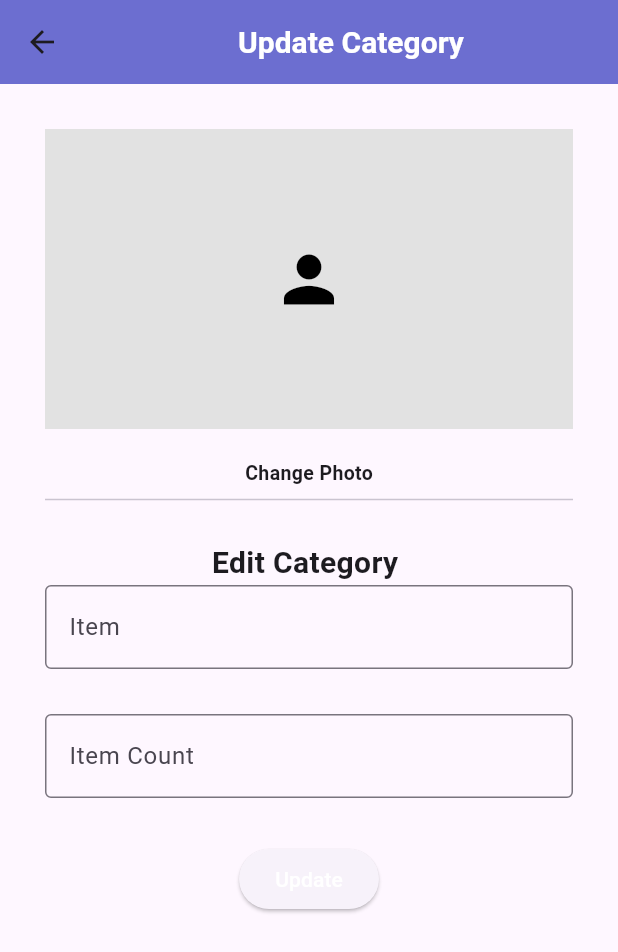
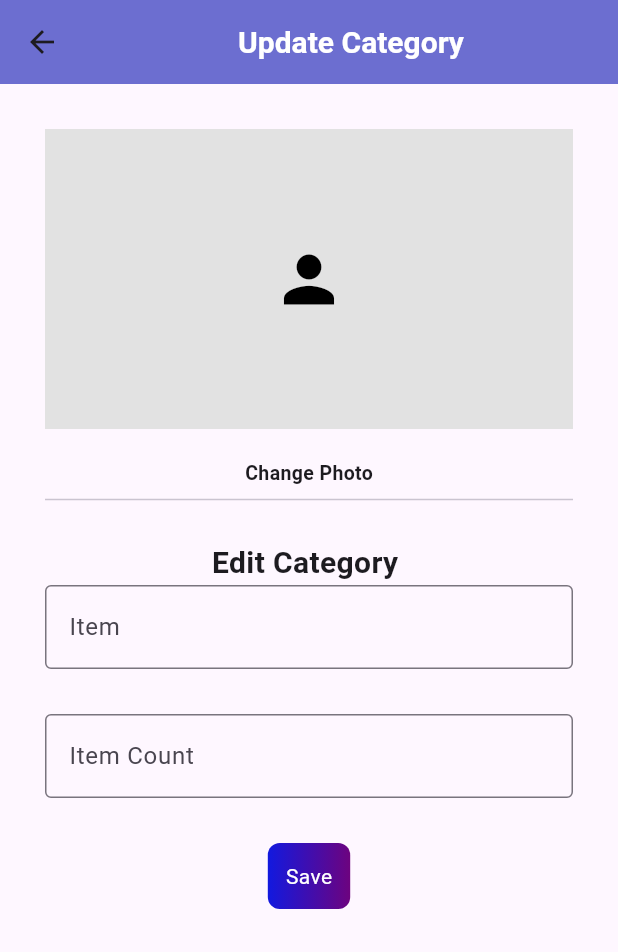
Before and after one commit to vibintomy/WareWise-Flutter, a Flutter app: the Editcategory screen opened directly with empty values, on a phone screen of 412 x 824 dp. Shown: the top 952 px of the screen. Run offline on Flutter 3.47's test engine with Material 3 defaults, Android fonts, the phone set to English and light mode, and no system bars; our stand-ins replace fl_chart, flutter_slidable, flutter_spinkit, hive, hive_flutter, image_picker and 2 more; accounts and stored records are empty.

Commit message:
update 0.1

```diff
--- a/lib/screens/account/editprofile.dart
+++ b/lib/screens/account/editprofile.dart
@@ -208,7 +208,7 @@ class _EditprofileState extends State<Editprofile> {
                     gradient: const LinearGradient( begin: Alignment.centerLeft,
                     end: Alignment.centerRight,
                       colors: [
-                       const Color.fromARGB(255, 18, 25, 223),
+                        Color.fromARGB(255, 18, 25, 223),
                        Color.fromARGB(255, 109, 3, 127)
                     ]),
 
@@ -238,7 +238,7 @@ class _EditprofileState extends State<Editprofile> {
     final mail = mailcontroller.text.trim();
     final password = passwordcontroller.text.trim();
     final id = widget.data.id;
-    print(id);
+
     if (name.isEmpty || mail.isEmpty || password.isEmpty) {
       return;
     }
--- a/lib/screens/category/editcategory.dart
+++ b/lib/screens/category/editcategory.dart
@@ -142,20 +142,34 @@ class _EditcategoryState extends State<Editcategory> {
                   const SizedBox(
                     height: 30,
                   ),
-                  ElevatedButton(
-                    // style: ElevatedButton.styleFrom(primary:Color.fromARGB(
-                    //                                     255, 108, 110, 208)),
-                    onPressed: () {
+                  InkWell(
+                      hoverColor: const Color.fromARGB(255, 78, 2, 92),
+                      focusColor: Colors.blue,
+                  onTap: () {
                     if (_formKey.currentState!.validate()) {
                         buttonclicked();
                         Navigator.pop(context, true);
                       }
                        },
+                 child: Container(
+                padding: const EdgeInsets.all(12.0),
+                   decoration: BoxDecoration(
+                    gradient: const LinearGradient( begin: Alignment.centerLeft,
+                    end: Alignment.centerRight,
+                      colors: [
+                       Color.fromARGB(255, 18, 25, 223),
+                       Color.fromARGB(255, 109, 3, 127)
+                    ]),
+
+                     borderRadius: BorderRadius.circular(8.0),
+                     ),
                    child: const Text(
-                      'Update',
+                 'Save',
                     style: TextStyle(color: Colors.white),
                ),
            ),
+          ),
+
                 ],
               ),
             ),
@@ -169,7 +183,7 @@ class _EditcategoryState extends State<Editcategory> {
   final item = itemcontroller1.text.trim();
   final itemcount = itemcountcontroller2.text.trim();
   final id = widget.data.id1;
-  print(id);
+
   if (item.isEmpty || itemcount.isEmpty) {
     return;
   }
@@ -178,7 +192,6 @@ class _EditcategoryState extends State<Editcategory> {
     itemcount: itemcount,
     image: image?.path ?? '',
   );
-  await editdetails2(id!, editing1); // Wait for the editing process to complete
-  print('data edited');
+  await editdetails2(id!, editing1);
 }
 }
--- a/pubspec.yaml
+++ b/pubspec.yaml
@@ -38,7 +38,7 @@ dependencies:
     sdk: flutter
   flutter_slidable: ^3.0.1
   flutter_spinkit: ^5.2.1
-  flutter_webview_plugin: ^0.4.0
+  webview_flutter: ^4.10.0
   google_nav_bar: ^5.0.6
   hive_flutter: ^1.1.0
   hive_generator: ^2.0.1
@@ -49,6 +49,8 @@ dependencies:
   random_string: ^2.3.1
   shared_preferences: ^2.2.2
   uuid: ^4.2.2
+  flutter_plugin_android_lifecycle: ^2.0.27
+
 
 dev_dependencies:
   flutter_lints: ^2.0.0
```
Also changed, not shown: lib/screens/account/account.dart (+6 -4 lines), lib/screens/account/addcontent.dart (+7 -11 lines), lib/screens/category/editproduct.dart (+3 -6 lines), lib/screens/home/home.dart (+63 -18 lines), assets/increase.png (added), assets/procurement.png (added), assets/supplier.png (added), pubspec.lock, 256 other files. Lines whose indentation alone changed are shown as unchanged.
